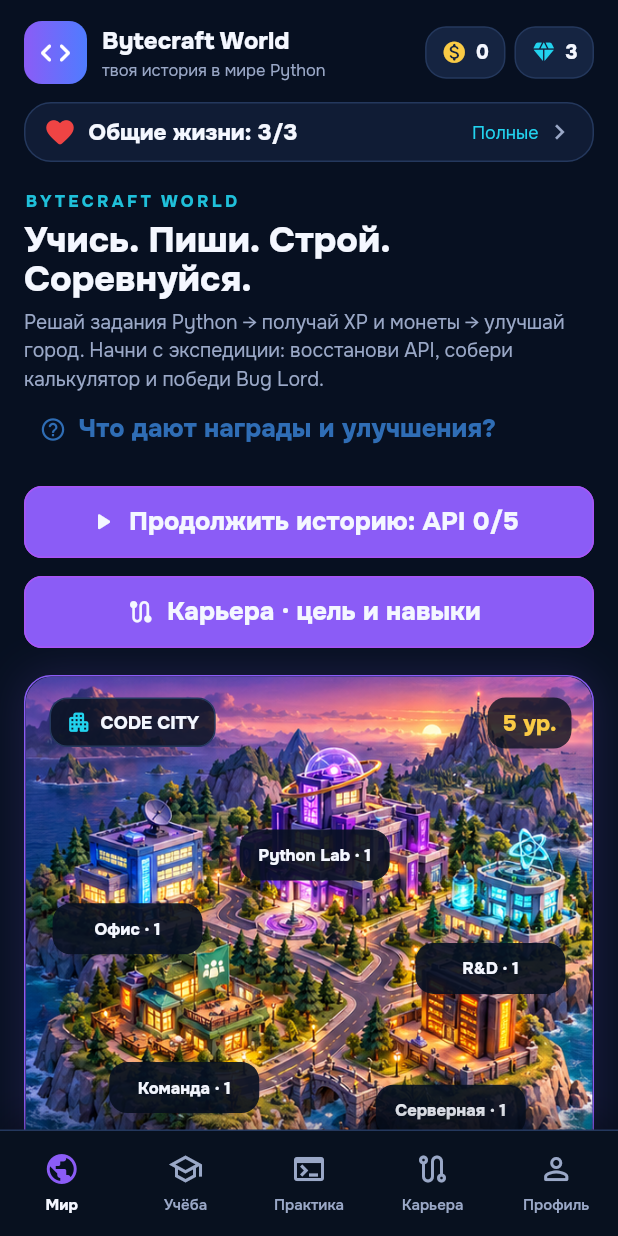
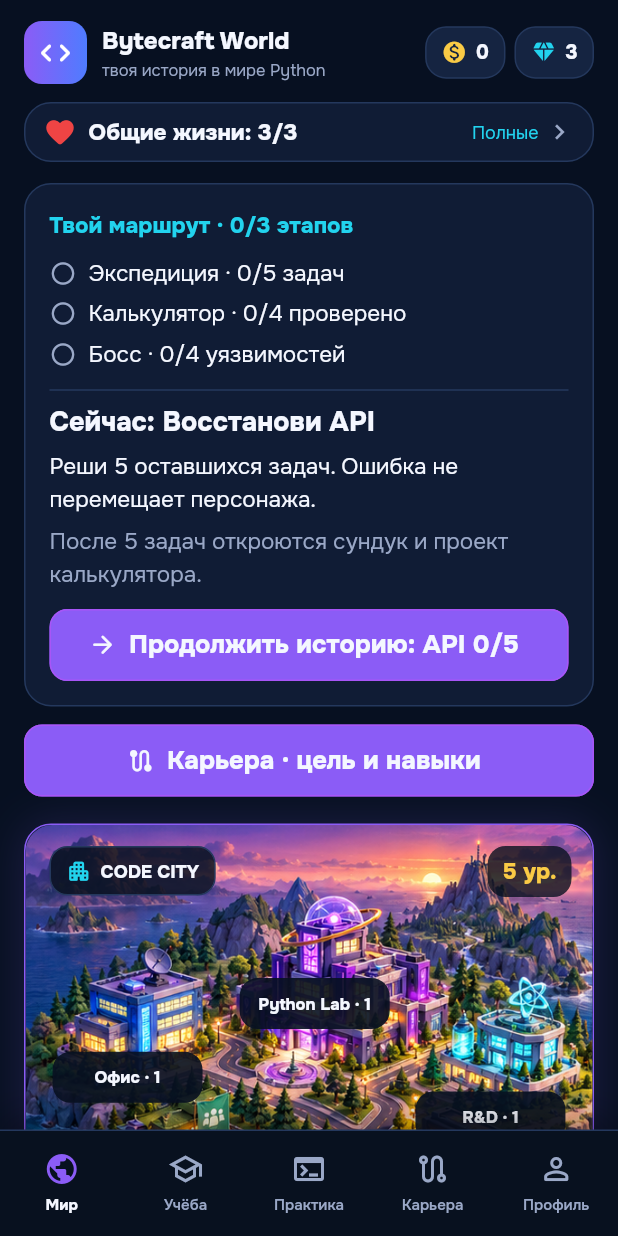
Before and after one commit to pazzia/Bytecraft-World-Career, a Flutter app: the screen it shows after launch, on a phone screen of 412 x 824 dp. Run offline on Flutter 3.47's test engine with Material 3 defaults, Android fonts, the phone set to English and light mode, and no system bars; our stand-ins replace dio, flutter_riverpod, go_router, shared_preferences, webview_flutter.

Commit message:
Clarify story progression and bind city upgrades to the displayed price

```diff
--- /dev/null
+++ b/lib/features/projects/presentation/project_providers.dart
@@ -0,0 +1,23 @@
+import 'package:flutter_riverpod/flutter_riverpod.dart';
+
+import '../../../app/di/providers.dart';
+import '../../playground/presentation/playground_providers.dart';
+import '../domain/calculator_project.dart';
+import '../domain/project_service.dart';
+
+final projectServiceProvider = Provider<ProjectService>(
+  (ref) => ProjectService(
+    ref.watch(documentStoreProvider),
+    ref.watch(gameSaveStoreProvider),
+    ref.watch(worldRepositoryProvider),
+    ref.watch(pythonRunnerProvider),
+    ref.watch(textAssetLoaderProvider),
+    ref.watch(clockProvider),
+  ),
+);
+final calculatorProjectProvider = FutureProvider<CalculatorProject>((
+  ref,
+) async {
+  ref.watch(gameSaveChangesProvider);
+  return ref.watch(projectServiceProvider).load();
+});
--- a/lib/features/projects/presentation/project_screen.dart
+++ b/lib/features/projects/presentation/project_screen.dart
@@ -5,32 +5,16 @@ import 'package:flutter/services.dart';
 import 'package:flutter_riverpod/flutter_riverpod.dart';
 import 'package:go_router/go_router.dart';
 
-import '../../../app/di/providers.dart';
 import '../../../app/router/routes.dart';
 import '../../../shared/widgets/code_copy.dart';
 import '../../playground/presentation/code_editor.dart';
-import '../../playground/presentation/playground_providers.dart';
 import '../../world/presentation/world_controller.dart';
 import '../../world/presentation/world_ui.dart';
 import '../domain/calculator_project.dart';
 import '../domain/project_service.dart';
-
-final projectServiceProvider = Provider<ProjectService>(
-  (ref) => ProjectService(
-    ref.watch(documentStoreProvider),
-    ref.watch(gameSaveStoreProvider),
-    ref.watch(worldRepositoryProvider),
-    ref.watch(pythonRunnerProvider),
-    ref.watch(textAssetLoaderProvider),
-    ref.watch(clockProvider),
-  ),
-);
-final calculatorProjectProvider = FutureProvider<CalculatorProject>((
-  ref,
-) async {
-  ref.watch(gameSaveChangesProvider);
-  return ref.watch(projectServiceProvider).load();
-});
+import 'project_providers.dart';
+import '../../world/domain/story_journey.dart';
+import '../../world/presentation/story_guide.dart';
 
 class ProjectScreen extends ConsumerStatefulWidget {
   const ProjectScreen({super.key});
@@ -145,6 +129,8 @@ class _ProjectScreenState extends ConsumerState<ProjectScreen> {
               child: ListView(
                 padding: const EdgeInsets.all(16),
                 children: [
+                  StoryGuide(journey: StoryJourney(world, verifiedComponents: project.step), showAction: false),
+                  const SizedBox(height: 12),
                   Text(
                     'Проверено ${project.step}/4 компонентов',
                     style: const TextStyle(
--- /dev/null
+++ b/lib/features/world/domain/story_journey.dart
@@ -0,0 +1,63 @@
+import 'world_state.dart';
+
+enum StoryDestination { expedition, project, boss, course }
+
+/// Describes the next real action, including migrated project progress that
+/// earned rewards but has not yet been verified by running the player's code.
+class StoryJourney {
+  StoryJourney(this.world, {this.verifiedComponents = 0});
+  final WorldState world;
+  final int verifiedComponents;
+  int get projectCount =>
+      world.hasVerifiedProject ? 4 : verifiedComponents.clamp(0, 4);
+  int get completedStages =>
+      (world.expeditionProgress == 5 ? 1 : 0) +
+      (world.hasVerifiedProject ? 1 : 0) +
+      (world.bossCleared ? 1 : 0);
+  StoryDestination get destination =>
+      world.expeditionProgress < 5 || !world.expeditionChestClaimed
+      ? StoryDestination.expedition
+      : !world.hasVerifiedProject
+      ? StoryDestination.project
+      : !world.bossCleared
+      ? StoryDestination.boss
+      : StoryDestination.course;
+  String get title => switch (destination) {
+    StoryDestination.expedition =>
+      world.expeditionProgress < 5 ? 'Восстанови API' : 'Забери сундук',
+    StoryDestination.project => 'Напиши калькулятор',
+    StoryDestination.boss => 'Исправь уязвимости босса',
+    StoryDestination.course => 'История завершена',
+  };
+  String get action => switch (destination) {
+    StoryDestination.expedition =>
+      world.expeditionProgress < 5
+          ? 'Продолжить историю: API ${world.expeditionProgress}/5'
+          : 'Забрать сундук экспедиции',
+    StoryDestination.project => 'Собрать калькулятор: $projectCount/4',
+    StoryDestination.boss => 'Победить Bug Lord: ${world.bossHp} HP',
+    StoryDestination.course => 'История пройдена · продолжить курс',
+  };
+  String get instruction => switch (destination) {
+    StoryDestination.expedition =>
+      world.expeditionProgress < 5
+          ? 'Реши ${5 - world.expeditionProgress} оставшихся задач. Ошибка не перемещает персонажа.'
+          : 'Нажми «Открыть сундук» в экспедиции. Награда выдаётся один раз.',
+    StoryDestination.project =>
+      'Проверено $projectCount/4 компонентов твоего кода. Старые ответы на вопросы не заменяют запуск программы.',
+    StoryDestination.boss =>
+      'Реши оставшиеся уязвимости. Каждый верный ответ снимает 25 HP.',
+    StoryDestination.course =>
+      'Продолжай курс и применяй знания в новых задачах.',
+  };
+  String get result => switch (destination) {
+    StoryDestination.expedition =>
+      world.expeditionProgress < 5
+          ? 'После 5 задач откроются сундук и проект калькулятора.'
+          : '+100 XP, +80 монет и +2 алмаза. Следом — свой код калькулятора.',
+    StoryDestination.project => 'После 14 успешных проверок сохранится рабочая программа и откроется босс.',
+    StoryDestination.boss => 'Победа завершит историю восстановления API.',
+    StoryDestination.course =>
+      'Прогресс, программа и полученные награды сохранены.',
+  };
+}
--- /dev/null
+++ b/lib/features/world/presentation/story_guide.dart
@@ -0,0 +1,94 @@
+import 'package:flutter/material.dart';
+import 'package:go_router/go_router.dart';
+
+import '../../../app/router/routes.dart';
+import '../domain/story_journey.dart';
+import 'world_ui.dart';
+
+class StoryGuide extends StatelessWidget {
+  const StoryGuide({required this.journey, this.showAction = true, super.key});
+  final StoryJourney journey;
+  final bool showAction;
+  static String route(StoryDestination destination) => switch (destination) {
+    StoryDestination.expedition => Routes.worldExpedition,
+    StoryDestination.project => Routes.worldBuild,
+    StoryDestination.boss => Routes.worldBoss,
+    StoryDestination.course => Routes.map,
+  };
+  @override
+  Widget build(BuildContext context) => WorldPanel(
+    child: Column(
+      crossAxisAlignment: CrossAxisAlignment.stretch,
+      children: [
+        Text(
+          'Твой маршрут · ${journey.completedStages}/3 этапов',
+          style: const TextStyle(
+            color: WorldPalette.cyan,
+            fontWeight: FontWeight.w800,
+          ),
+        ),
+        const SizedBox(height: 10),
+        for (final item in [
+          (
+            'Экспедиция',
+            '${journey.world.expeditionProgress}/5 задач',
+            journey.world.expeditionProgress == 5,
+          ),
+          (
+            'Калькулятор',
+            '${journey.projectCount}/4 проверено',
+            journey.world.hasVerifiedProject,
+          ),
+          (
+            'Босс',
+            '${journey.world.bossTask.clamp(0, 4)}/4 уязвимостей',
+            journey.world.bossCleared,
+          ),
+        ])
+          Padding(
+            padding: const EdgeInsets.only(bottom: 5),
+            child: Row(
+              children: [
+                Icon(
+                  item.$3 ? Icons.check_circle : Icons.radio_button_unchecked,
+                  size: 18,
+                  color: item.$3 ? WorldPalette.green : WorldPalette.muted,
+                ),
+                const SizedBox(width: 8),
+                Expanded(
+                  child: Text(
+                    '${item.$1} · ${item.$2}',
+                    style: const TextStyle(color: WorldPalette.text),
+                  ),
+                ),
+              ],
+            ),
+          ),
+        const Divider(color: WorldPalette.border),
+        Text(
+          'Сейчас: ${journey.title}',
+          style: const TextStyle(
+            color: WorldPalette.text,
+            fontSize: 18,
+            fontWeight: FontWeight.w800,
+          ),
+        ),
+        const SizedBox(height: 6),
+        Text(
+          journey.instruction,
+          style: const TextStyle(color: WorldPalette.text),
+        ),
+        const SizedBox(height: 6),
+        Text(journey.result, style: const TextStyle(color: WorldPalette.muted)),
+        if (showAction) ...[
+          const SizedBox(height: 12),
+          WorldButton(
+            label: journey.action,
+            icon: Icons.arrow_forward_rounded,
+            onPressed: () => context.push(route(journey.destination)),
+          ),
+        ],
+      ],
+    ),
+  );
+}
--- a/lib/features/world/presentation/world_challenge_screens.dart
+++ b/lib/features/world/presentation/world_challenge_screens.dart
@@ -227,7 +227,7 @@ class _WorldQuestScreenState extends ConsumerState<WorldQuestScreen> {
                     label: 'К обязательному этапу',
                     icon: Icons.arrow_forward,
                     onPressed: () => context.push(
-                      mode == WorldMode.boss
+                      mode == WorldMode.boss && s.expeditionProgress >= 5
                           ? Routes.worldBuild
                           : Routes.worldExpedition,
                     ),
--- a/lib/features/world/presentation/world_controller.dart
+++ b/lib/features/world/presentation/world_controller.dart
@@ -111,9 +111,12 @@ class WorldController extends AsyncNotifier<WorldState> {
     return 'Функции';
   }
 
-  Future<void> upgradeBuilding(String id) => _serial((s) async {
+  Future<bool> upgradeBuilding(String id, {int? expectedLevel}) => _serial((s) async {
+    if (expectedLevel != null && s.cityLevels[id] != expectedLevel) return false;
     final next = WorldRules.upgrade(s, id);
-    if (!identical(s, next)) await _set(next);
+    if (identical(s, next)) return false;
+    await _set(next);
+    return true;
   });
 
   Future<void> claimExpeditionChest() => _serial((s) async {
--- a/lib/features/world/presentation/world_hub_screen.dart
+++ b/lib/features/world/presentation/world_hub_screen.dart
@@ -4,6 +4,9 @@ import 'package:go_router/go_router.dart';
 
 import '../../../app/router/routes.dart';
 import '../domain/world_state.dart';
+import '../domain/story_journey.dart';
+import '../../projects/presentation/project_providers.dart';
+import 'story_guide.dart';
 import 'world_controller.dart';
 import 'world_ui.dart';
 import 'world_hearts_panel.dart';
@@ -52,60 +55,9 @@ class WorldHubScreen extends ConsumerWidget {
                     ),
                   ),
                 ],
-                const SizedBox(height: 18),
-                Text(
-                  'BYTECRAFT WORLD',
-                  style: TextStyle(
-                    color: WorldPalette.cyan.withValues(alpha: .9),
-                    letterSpacing: 2.2,
-                    fontSize: 11,
-                    fontWeight: FontWeight.w900,
-                  ),
-                ),
-                const SizedBox(height: 5),
-                const Text(
-                  'Учись. Пиши. Строй. Соревнуйся.',
-                  style: TextStyle(
-                    color: WorldPalette.text,
-                    fontSize: 24,
-                    fontWeight: FontWeight.w900,
-                    height: 1.1,
-                  ),
-                ),
-                const SizedBox(height: 6),
-                const Text(
-                  'Решай задания Python → получай XP и монеты → улучшай город. Начни с экспедиции: восстанови API, собери калькулятор и победи Bug Lord.',
-                  style: TextStyle(color: WorldPalette.muted, fontSize: 13),
-                ),
-                Align(alignment: Alignment.centerLeft, child: TextButton.icon(
-                  onPressed: () => WorldHelp.showResources(context),
-                  icon: const Icon(Icons.help_outline_rounded, size: 18),
-                  label: const Text('Что дают награды и улучшения?'),
-                )),
                 const SizedBox(height: 14),
-                WorldButton(
-                  label: world.expeditionStep < 5
-                      ? 'Продолжить историю: API ${world.expeditionStep}/5'
-                      : !world.expeditionChestClaimed
-                      ? 'Забрать сундук экспедиции'
-                      : !world.projectUnlocked || !world.hasVerifiedProject
-                      ? world.completedProjectSteps == 4 && !world.hasVerifiedProject
-                          ? 'Проверить код калькулятора'
-                          : 'Собрать калькулятор: ${world.completedProjectSteps}/4'
-                      : !world.bossCleared
-                      ? 'Победить Bug Lord: ${world.bossHp} HP'
-                      : 'История пройдена · продолжить курс',
-                  icon: Icons.play_arrow_rounded,
-                  onPressed: () => context.push(
-                    world.expeditionStep < 5 || !world.expeditionChestClaimed
-                        ? Routes.worldExpedition
-                        : !world.projectUnlocked || !world.hasVerifiedProject
-                        ? Routes.worldBuild
-                        : !world.bossCleared
-                        ? Routes.worldBoss
-                        : Routes.map,
-                  ),
-                ),
+                StoryGuide(journey: StoryJourney(world,
+                  verifiedComponents: ref.watch(calculatorProjectProvider).value?.step ?? 0)),
                 const SizedBox(height: 12),
                 WorldButton(
                   label: 'Карьера · цель и навыки',
--- a/lib/features/world/presentation/world_meta_screens.dart
+++ b/lib/features/world/presentation/world_meta_screens.dart
@@ -23,12 +23,24 @@ class CodeCityScreen extends ConsumerWidget {
 
   Future<void> _upgrade(BuildContext context, WidgetRef ref, String id,
       String title, int previousLevel) async {
-    await ref.read(worldControllerProvider.notifier).upgradeBuilding(id);
+    final bool purchased;
+    try {
+      purchased = await ref.read(worldControllerProvider.notifier).upgradeBuilding(id, expectedLevel: previousLevel);
+    } catch (_) {
+      if (context.mounted) ScaffoldMessenger.of(context).showSnackBar(const SnackBar(
+        content: Text('Не удалось сохранить покупку. Монеты не списаны; повтори попытку.')));
+      return;
+    }
     if (!context.mounted) return;
+    if (!purchased) {
+      ScaffoldMessenger.of(context).showSnackBar(const SnackBar(content:
+        Text('Условия покупки изменились. Проверь новый уровень, цену и баланс.')));
+      return;
+    }
     final level = ref.read(worldControllerProvider).value?.cityLevels[id];
     if (level == null || level <= previousLevel) return;
     ScaffoldMessenger.of(context).showSnackBar(SnackBar(
-      content: Text('$title: уровень $level. Теперь ${WorldRules.buildingEffect(id, level)}.'),
+      content: Text('$title: уровень $level. Потрачено ${80 + previousLevel * 40} монет. Теперь ${WorldRules.buildingEffect(id, level)}.'),
     ));
   }
 
--- a/pubspec.yaml
+++ b/pubspec.yaml
@@ -1,7 +1,7 @@
 name: bytecraft
 description: "Bytecraft World — игровое обучение Python: учись, пиши код, строй IT-город и соревнуйся."
 publish_to: "none"
-version: 0.7.1+12
+version: 0.8.0+14
 
 environment:
   sdk: ">=3.8.0 <4.0.0"
```
Also changed, not shown: 5 other files.
